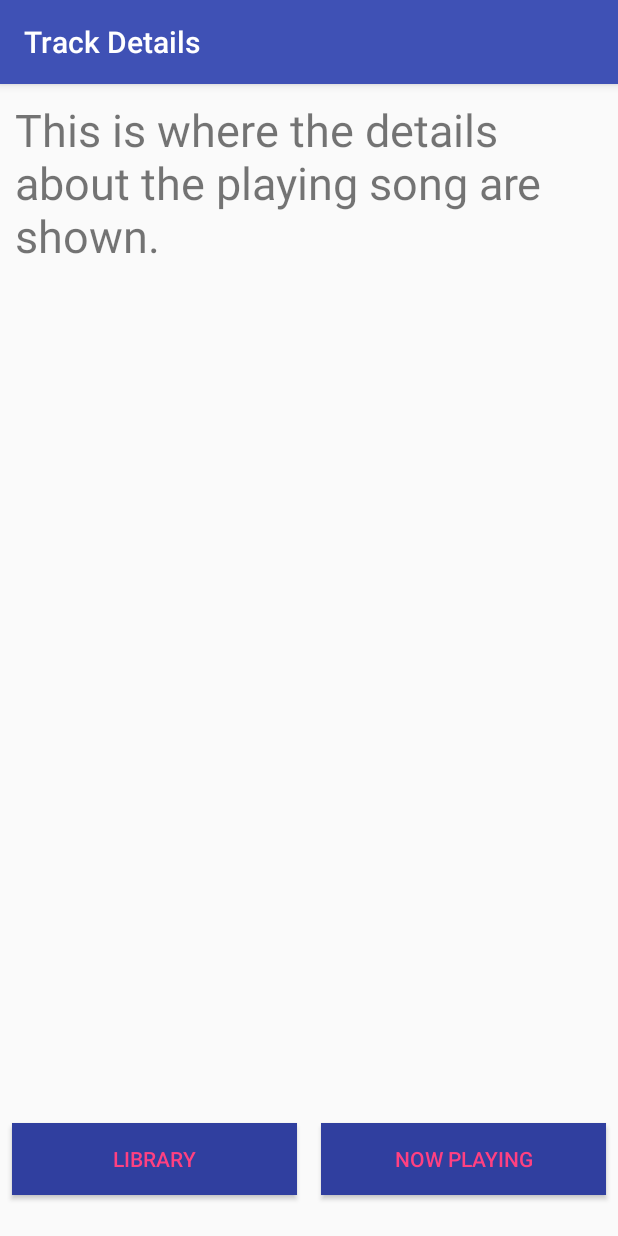
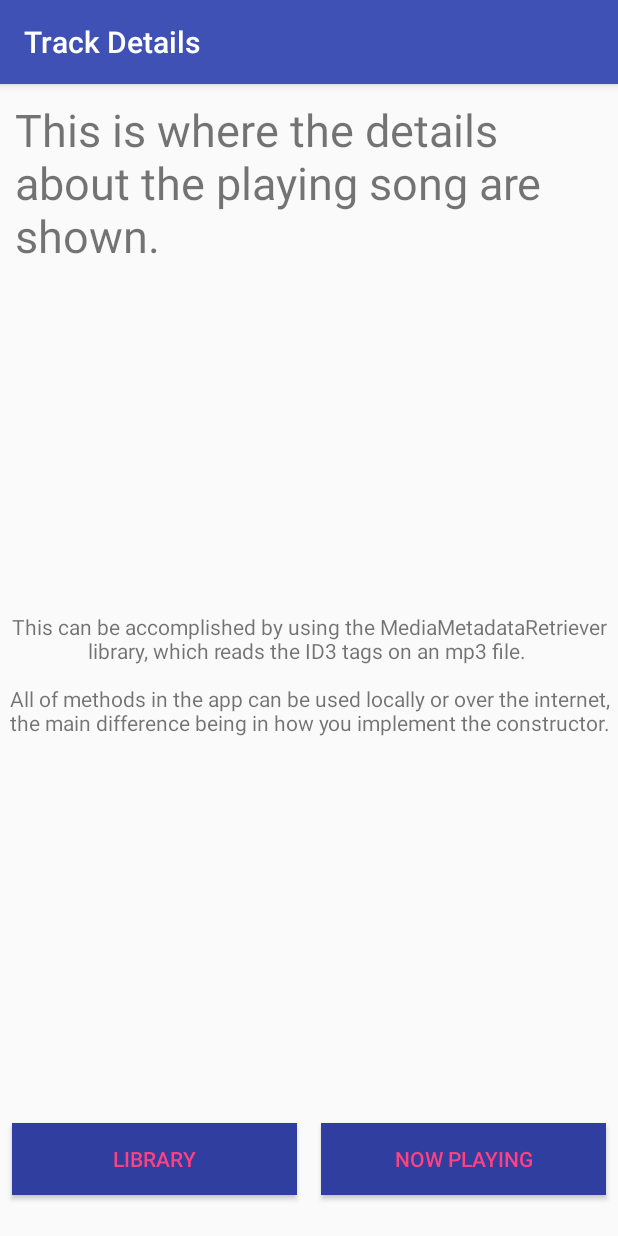
Before and after one commit to josh-nissen/MusicApp, an Android app: the MusicDetailsActivity screen opened directly, with no data from a screen before it, on a phone screen of 412 x 824 dp. Run offline under Robolectric (Android 15) with nearby library versions, the phone set to English and light mode, and no system bars.

Commit message:
Post-review edits complete

```diff
--- a/app/src/main/res/layout/music_details.xml
+++ b/app/src/main/res/layout/music_details.xml
@@ -9,10 +9,17 @@
     <TextView
         android:layout_width="match_parent"
         android:layout_height="0dp"
-        android:layout_weight="8"
+        android:layout_weight="4"
         android:layout_margin="10dp"
-        android:textSize="30dp"
+        android:textSize="30sp"
         android:text="This is where the details about the playing song are shown."/>
+
+    <TextView
+        android:layout_width="match_parent"
+        android:layout_height="0dp"
+        android:layout_weight="4"
+        android:textAlignment="center"
+        android:text="@string/stuff"/>
 
     <LinearLayout
         android:layout_width="match_parent"
--- a/app/src/main/res/layout/music_playing.xml
+++ b/app/src/main/res/layout/music_playing.xml
@@ -16,21 +16,21 @@
             android:layout_width="match_parent"
             android:layout_height="wrap_content"
             android:gravity="center_horizontal"
-            android:textSize="32dp"
+            android:textSize="32sp"
             android:text="@string/band"/>
 
         <TextView
             android:layout_width="match_parent"
             android:layout_height="wrap_content"
             android:gravity="center_horizontal"
-            android:textSize="24dp"
+            android:textSize="24sp"
             android:text="@string/album_title"/>
 
         <TextView
             android:layout_width="match_parent"
             android:layout_height="wrap_content"
             android:gravity="center_horizontal"
-            android:textSize="24dp"
+            android:textSize="24sp"
             android:text="@string/song_title"/>
 
         <ImageView
--- a/app/src/main/res/values/strings.xml
+++ b/app/src/main/res/values/strings.xml
@@ -3,4 +3,5 @@
     <string name="band">Thousand Foot Krutch</string>
     <string name="album_title">The End Is Where We Begin</string>
     <string name="song_title">Courtesy Call</string>
+    <string name="stuff">This can be accomplished by using the MediaMetadataRetriever library, which reads the ID3 tags on an mp3 file. \n\nAll of methods in the app can be used locally or over the internet, the main difference being in how you implement the constructor.</string>
 </resources>
```
